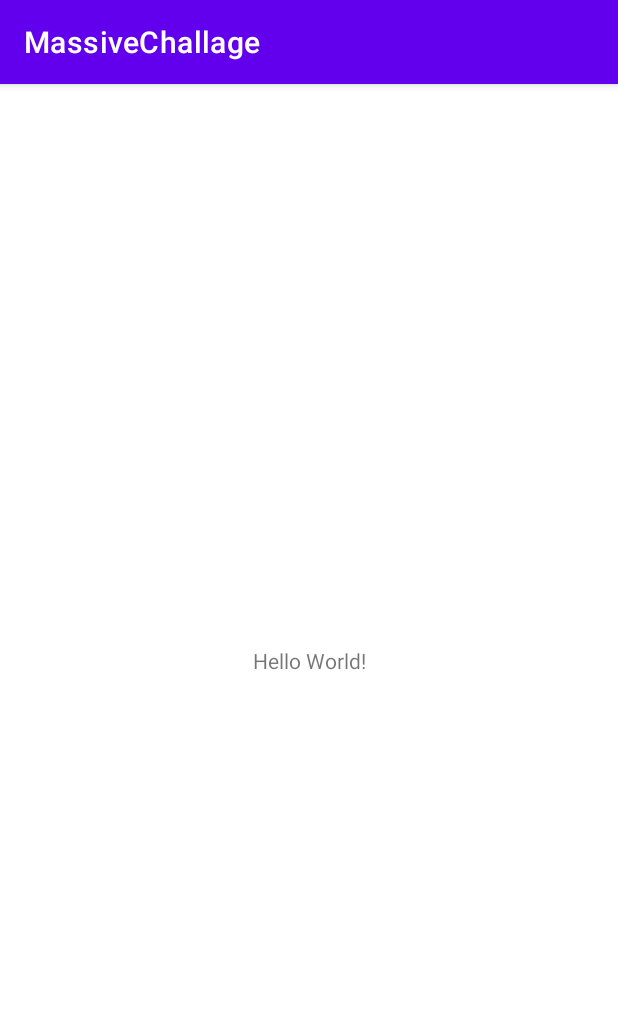
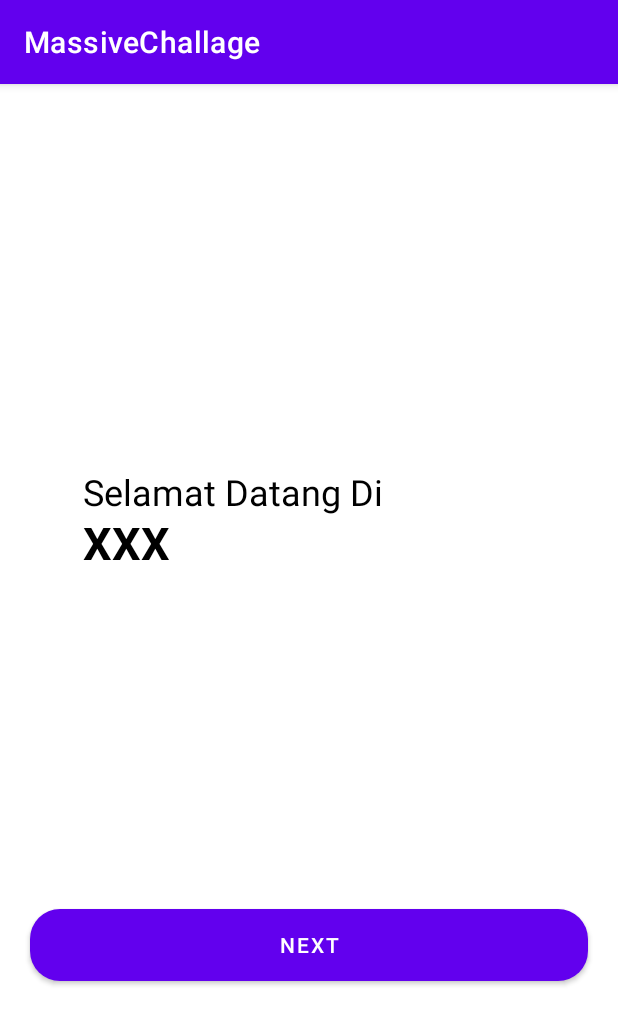
Before and after one commit to Annisa6780/Massive, an Android app: the screen it shows after launch (MainActivity before the commit, OnBoarding1Activity after it), on a phone screen of 412 x 824 dp. Shown: the top 1025 px of the screen. Run offline under Robolectric (Android 15) with nearby library versions, the phone set to English and light mode, and no system bars.

Commit message:
Splash Screen + On Boarding

```diff
--- /dev/null
+++ b/MassiveChallage/app/src/main/java/com/example/massivechallage/OnBoarding1Activity.kt
@@ -0,0 +1,22 @@
+package com.example.massivechallage
+
+import android.content.Intent
+import androidx.appcompat.app.AppCompatActivity
+import android.os.Bundle
+import android.widget.Button
+
+class OnBoarding1Activity : AppCompatActivity() {
+
+    var btnOB1: Button? = null
+
+    override fun onCreate(savedInstanceState: Bundle?) {
+        super.onCreate(savedInstanceState)
+        setContentView(R.layout.activity_on_boarding1)
+
+        btnOB1 = findViewById(R.id.btnOB1)
+
+        btnOB1?.setOnClickListener {
+            startActivity(Intent(this@OnBoarding1Activity, OnBoarding2Activity::class.java))
+        }
+    }
+}
--- /dev/null
+++ b/MassiveChallage/app/src/main/java/com/example/massivechallage/SplashScreenActivity.kt
@@ -0,0 +1,21 @@
+package com.example.massivechallage
+
+import android.content.Intent
+import androidx.appcompat.app.AppCompatActivity
+import android.os.Bundle
+import android.os.Handler
+import kotlinx.coroutines.delay
+
+class SplashScreenActivity : AppCompatActivity() {
+    override fun onCreate(savedInstanceState: Bundle?) {
+        super.onCreate(savedInstanceState)
+        setContentView(R.layout.splashscreen_main)
+
+        var handler = Handler()
+        handler.postDelayed({
+            var intent = Intent(this@SplashScreenActivity, OnBoarding1Activity::class.java)
+            startActivity(intent)
+            finish()
+        }, 5000)
+    }
+}
--- /dev/null
+++ b/MassiveChallage/app/src/main/res/drawable/key.xml
@@ -0,0 +1,5 @@
+<vector android:height="24dp" android:tint="#000000"
+    android:viewportHeight="24" android:viewportWidth="24"
+    android:width="24dp" xmlns:android="http://schemas.android.com/apk/res/android">
+    <path android:fillColor="@android:color/white" android:pathData="M12.65,10C11.83,7.67 9.61,6 7,6c-3.31,0 -6,2.69 -6,6s2.69,6 6,6c2.61,0 4.83,-1.67 5.65,-4H17v4h4v-4h2v-4H12.65zM7,14c-1.1,0 -2,-0.9 -2,-2s0.9,-2 2,-2 2,0.9 2,2 -0.9,2 -2,2z"/>
+</vector>
--- /dev/null
+++ b/MassiveChallage/app/src/main/res/drawable/template_button.xml
@@ -0,0 +1,7 @@
+<?xml version="1.0" encoding="utf-8"?>
+<shape xmlns:android="http://schemas.android.com/apk/res/android"
+    android:shape="rectangle">
+
+    <solid android:color="@color/primery"/>
+    <corners android:radius="20dp"/>
+</shape>
--- /dev/null
+++ b/MassiveChallage/app/src/main/res/layout/activity_on_boarding1.xml
@@ -0,0 +1,42 @@
+<?xml version="1.0" encoding="utf-8"?>
+<RelativeLayout xmlns:android="http://schemas.android.com/apk/res/android"
+    xmlns:app="http://schemas.android.com/apk/res-auto"
+    xmlns:tools="http://schemas.android.com/tools"
+    android:layout_width="match_parent"
+    android:layout_height="match_parent"
+    tools:context=".OnBoarding1Activity">
+
+    <TextView
+        android:layout_width="wrap_content"
+        android:layout_height="wrap_content"
+        android:text="Selamat Datang Di"
+        android:textSize="24dp"
+        android:textColor="@color/black"
+        android:padding="5dp"
+        android:layout_marginLeft="50dp"
+        android:layout_marginTop="250dp"
+        />
+
+    <TextView
+        android:layout_width="wrap_content"
+        android:layout_height="wrap_content"
+        android:text="XXX"
+        android:textSize="30dp"
+        android:textColor="@color/black"
+        android:textStyle="bold"
+        android:padding="5dp"
+        android:layout_marginLeft="50dp"
+        android:layout_marginTop="280dp"
+        />
+
+    <Button
+        android:id="@+id/btnOB1"
+        android:layout_width="match_parent"
+        android:layout_height="wrap_content"
+        android:text="NEXT"
+        android:layout_marginTop="550dp"
+        android:layout_marginLeft="20dp"
+        android:layout_marginRight="20dp"
+        android:background="@drawable/template_button"
+        />
+</RelativeLayout>
--- a/MassiveChallage/app/src/main/res/values/colors.xml
+++ b/MassiveChallage/app/src/main/res/values/colors.xml
@@ -7,4 +7,5 @@
     <color name="teal_700">#FF018786</color>
     <color name="black">#FF000000</color>
     <color name="white">#FFFFFFFF</color>
+    <color name="primery">#005879</color>
 </resources>
```
Also changed, not shown: MassiveChallage/app/src/main/AndroidManifest.xml (+16 -1 lines), MassiveChallage/app/src/main/java/com/example/massivechallage/LoginActivity.kt (added, +11 -0 lines), MassiveChallage/app/src/main/java/com/example/massivechallage/OnBoarding2Activity.kt (added, +22 -0 lines), MassiveChallage/app/src/main/java/com/example/massivechallage/OnBoarding3Activity.kt (added, +22 -0 lines), MassiveChallage/app/src/main/java/com/example/massivechallage/OnBoarding4Activity.kt (added, +22 -0 lines), MassiveChallage/app/src/main/res/layout/activity_login.xml (added, +85 -0 lines), MassiveChallage/app/src/main/res/layout/activity_on_boarding2.xml (added, +51 -0 lines), MassiveChallage/app/src/main/res/layout/activity_on_boarding3.xml (added, +50 -0 lines), MassiveChallage/app/src/main/res/layout/activity_on_boarding4.xml (added, +50 -0 lines), MassiveChallage/app/src/main/res/layout/splashscreen_main.xml (added, +18 -0 lines), MassiveChallage/app/src/main/res/drawable/calling_emergency.png (added), MassiveChallage/app/src/main/res/drawable/panick_attack.png (added), MassiveChallage/app/src/main/res/drawable/sharing.png (added).
